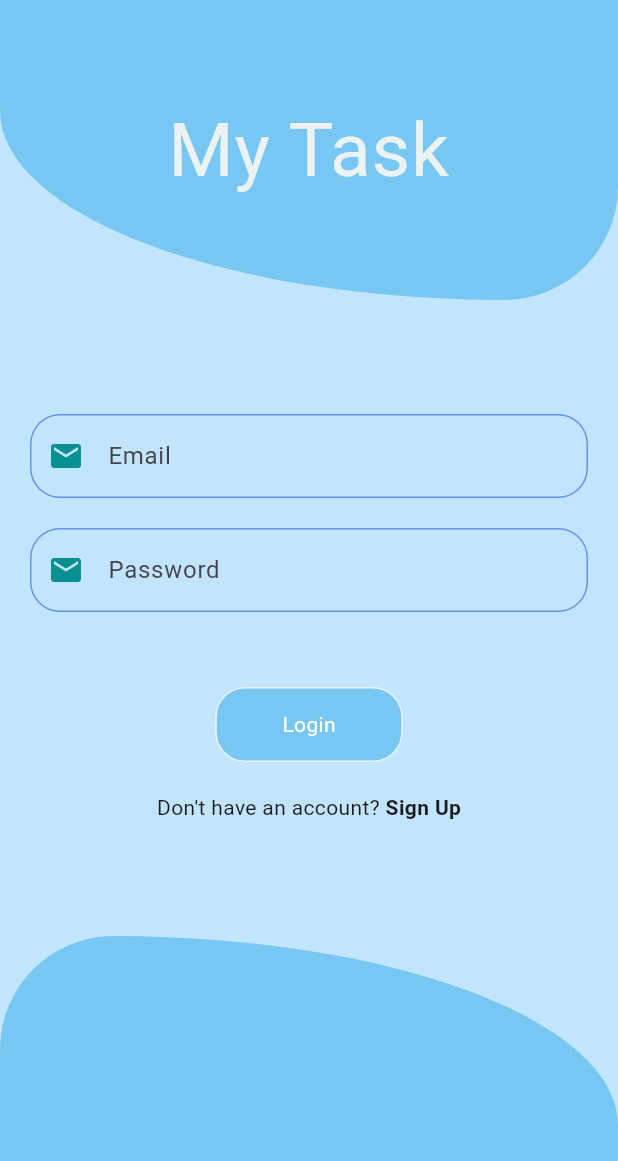
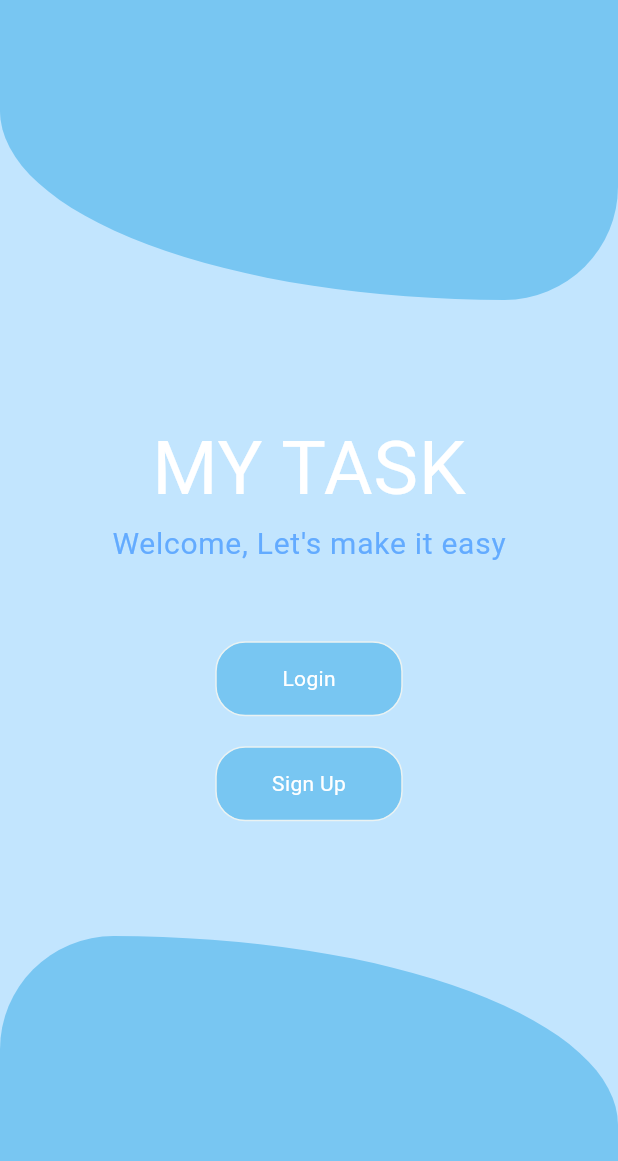
Before and after one commit to azix-khan/mytasks, a Flutter app: the screen it shows after launch, on a phone screen of 412 x 824 dp. Shown: the top 1161 px of the screen. Run offline on Flutter 3.47's test engine with Material 2 defaults, Android fonts, the light colour scheme and no system bars; our stand-ins replace google_fonts.

Commit message:
all things updated

```diff
--- a/lib/Screens/login_screen.dart
+++ b/lib/Screens/login_screen.dart
@@ -1,8 +1,8 @@
 import 'package:flutter/material.dart';
-import 'package:internee_app/Screens/home_screen.dart';
-import 'package:internee_app/Screens/signup_screen.dart';
-import 'package:internee_app/Utils/custom_container.dart';
-import 'package:internee_app/Utils/round_button.dart';
+import 'package:mytasks/Screens/home_screen.dart';
+import 'package:mytasks/Screens/signup_screen.dart';
+import 'package:mytasks/Utils/custom_container.dart';
+import 'package:mytasks/Utils/round_button.dart';
 
 class LoginScreen extends StatefulWidget {
   const LoginScreen({super.key});
@@ -22,7 +22,7 @@ class _LoginScreenState extends State<LoginScreen> {
         body: Stack(
           children: <Widget>[
             // Background Container
-            customContainer(),
+            customContainer('My Task'),
             // App's Content
             Center(
               child: Padding(
--- /dev/null
+++ b/lib/Screens/welcome_screen.dart
@@ -0,0 +1,90 @@
+import 'package:flutter/material.dart';
+import 'package:google_fonts/google_fonts.dart';
+import 'package:mytasks/Screens/login_screen.dart';
+import 'package:mytasks/Screens/signup_screen.dart';
+import 'package:mytasks/Utils/custom_container.dart';
+import 'package:mytasks/Utils/round_button.dart';
+
+class WelcomeScreen extends StatefulWidget {
+  const WelcomeScreen({super.key});
+
+  @override
+  State<WelcomeScreen> createState() => _WelcomeScreenState();
+}
+
+class _WelcomeScreenState extends State<WelcomeScreen> {
+  @override
+  Widget build(BuildContext context) {
+    return SafeArea(
+      child: Scaffold(
+        body: Stack(
+          children: <Widget>[
+            // Background Container
+            customContainer(''),
+            // App's Content
+            Center(
+              child: Padding(
+                padding: const EdgeInsets.all(20.0),
+                child: SingleChildScrollView(
+                  child: Column(
+                    mainAxisAlignment: MainAxisAlignment.center,
+                    crossAxisAlignment: CrossAxisAlignment.center,
+                    children: [
+                      Column(
+                        children: [
+                          Text(
+                            'MY TASK', // Use the provided title here
+                            style: GoogleFonts.carterOne(
+                              textStyle: const TextStyle(
+                                  color: Colors.white,
+                                  letterSpacing: .5,
+                                  fontSize: 50),
+                            ),
+                          ),
+                          Text(
+                            "Welcome, Let's make it easy", // Use the provided title here
+                            style: GoogleFonts.carterOne(
+                              textStyle: const TextStyle(
+                                  color: Color(0xff63ABFF),
+                                  letterSpacing: .5,
+                                  fontSize: 20),
+                            ),
+                          ),
+                        ],
+                      ),
+                      const SizedBox(
+                        height: 50,
+                      ),
+                      RoundButton(
+                          title: 'Login',
+                          loading: false,
+                          onTap: () {
+                            Navigator.push(
+                                context,
+                                MaterialPageRoute(
+                                    builder: (context) => const LoginScreen()));
+                          }),
+                      const SizedBox(
+                        height: 20,
+                      ),
+                      RoundButton(
+                          title: 'Sign Up',
+                          loading: false,
+                          onTap: () {
+                            Navigator.push(
+                                context,
+                                MaterialPageRoute(
+                                    builder: (context) =>
+                                        const SignUpScreen()));
+                          }),
+                    ],
+                  ),
+                ),
+              ),
+            ),
+          ],
+        ),
+      ),
+    );
+  }
+}
--- a/lib/Utils/custom_container.dart
+++ b/lib/Utils/custom_container.dart
@@ -1,7 +1,7 @@
 import 'package:flutter/material.dart';
 import 'package:google_fonts/google_fonts.dart';
 
-Widget customContainer() {
+Widget customContainer(String title) {
   return Container(
     child: Stack(
       children: <Widget>[
@@ -31,7 +31,7 @@ Widget customContainer() {
           ),
           child: Center(
             child: Text(
-              'My Task',
+              title, // Use the provided title here
               style: GoogleFonts.carterOne(
                 textStyle: const TextStyle(
                     color: Color(0xffEAF2F2), letterSpacing: .5, fontSize: 50),
--- a/lib/main.dart
+++ b/lib/main.dart
@@ -1,5 +1,5 @@
 import 'package:flutter/material.dart';
-import 'package:internee_app/Screens/login_screen.dart';
+import 'package:mytasks/Screens/welcome_screen.dart';
 
 void main() {
   runApp(const MyApp());
@@ -14,9 +14,11 @@ class MyApp extends StatelessWidget {
       title: 'Flutter Demo',
       theme: ThemeData(
         primaryColor: const Color(0xff78C6F2),
+        scaffoldBackgroundColor: const Color(0xff78C6F2),
         useMaterial3: true,
       ),
-      home: const LoginScreen(),
+      debugShowCheckedModeBanner: false,
+      home: const WelcomeScreen(),
     );
   }
 }
--- a/pubspec.yaml
+++ b/pubspec.yaml
@@ -1,4 +1,4 @@
-name: internee_app
+name: mytasks
 description: A new Flutter project.
 # The following line prevents the package from being accidentally published to
 # pub.dev using `flutter pub publish`. This is preferred for private packages.
```
Also changed, not shown: lib/Screens/home_screen.dart (+57 -19 lines), lib/Screens/signup_screen.dart (+21 -5 lines), 3 other files.
